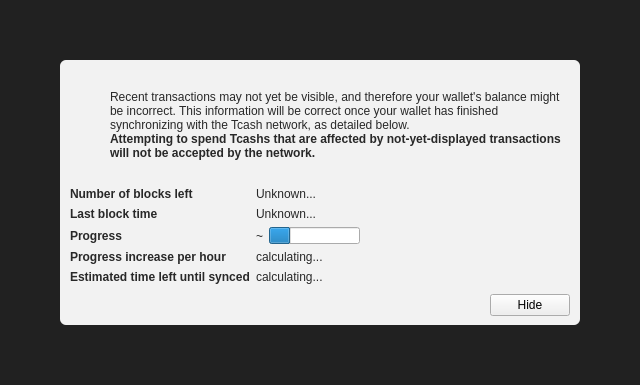
This is src/qt/forms/modaloverlay.ui in TinyCalf/Mocoin as Qt 5 draws it before an edit. The edited form follows.
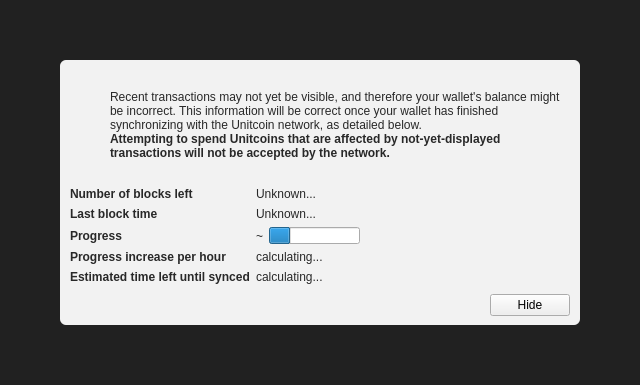
This is the edited form. Icons and pictures are not drawn. Custom widgets are drawn as their Qt base class.

Patch:
```diff
--- a/src/qt/forms/modaloverlay.ui
+++ b/src/qt/forms/modaloverlay.ui
@@ -130,7 +130,7 @@
              <item>
               <widget class="QLabel" name="infoText">
                <property name="text">
-                <string>Recent transactions may not yet be visible, and therefore your wallet's balance might be incorrect. This information will be correct once your wallet has finished synchronizing with the Tcash network, as detailed below.</string>
+                <string>Recent transactions may not yet be visible, and therefore your wallet's balance might be incorrect. This information will be correct once your wallet has finished synchronizing with the Unitcoin network, as detailed below.</string>
                </property>
                <property name="textFormat">
                 <enum>Qt::RichText</enum>
@@ -149,7 +149,7 @@
                 </font>
                </property>
                <property name="text">
-                <string>Attempting to spend Tcashs that are affected by not-yet-displayed transactions will not be accepted by the network.</string>
+                <string>Attempting to spend Unitcoins that are affected by not-yet-displayed transactions will not be accepted by the network.</string>
                </property>
                <property name="textFormat">
                 <enum>Qt::RichText</enum>
```
